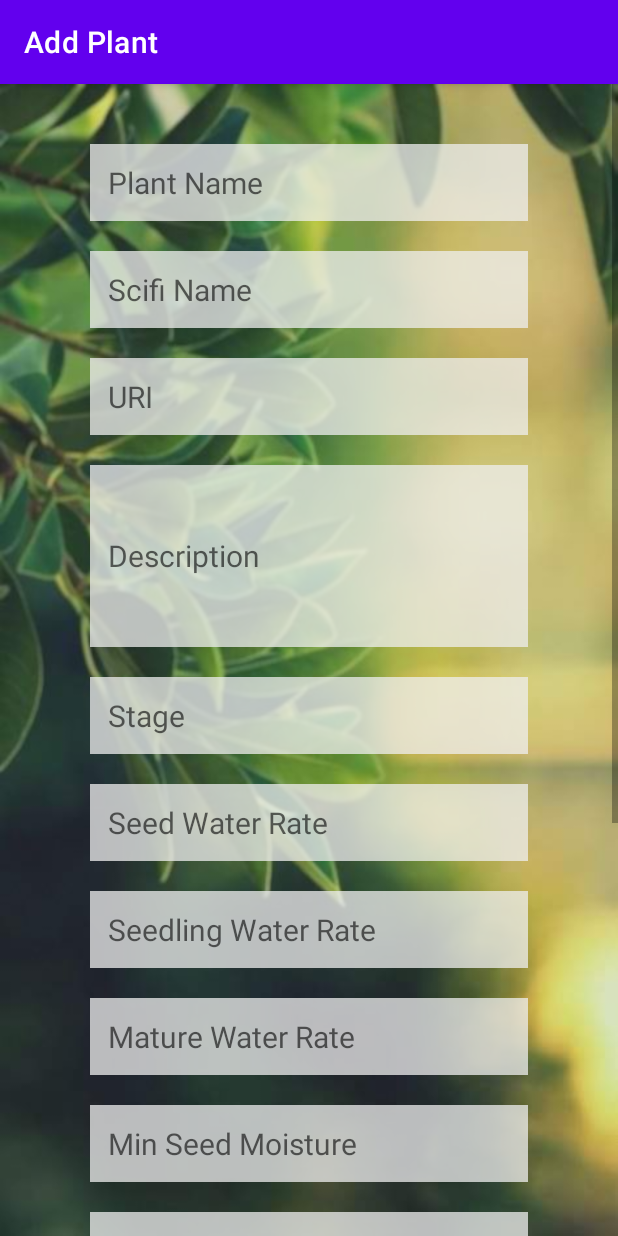
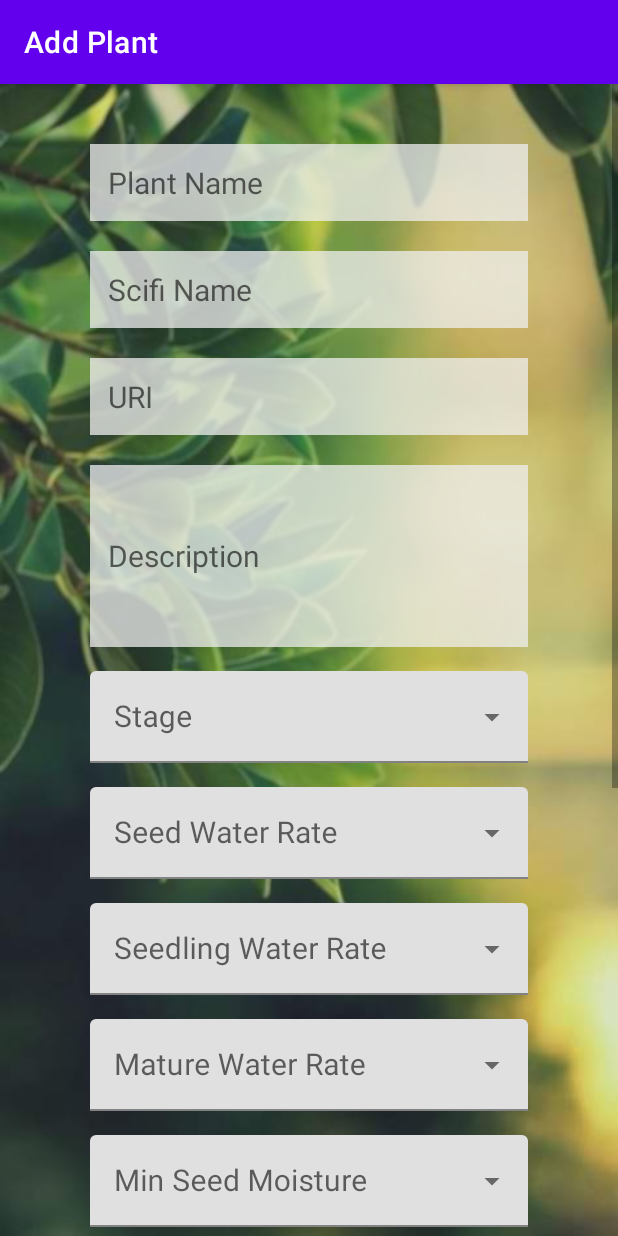
Before and after one commit to Jayson9047/PlantreApp, an Android app: the AddPlantActivity screen opened directly, with no data from a screen before it, on a phone screen of 412 x 824 dp. Run offline under Robolectric (Android 15) with nearby library versions, the phone set to English and light mode, and no system bars.

Commit message:
added drop downs to the add plant activity

```diff
--- a/PlantreApp/app/src/main/java/com/example/plantreapp/myPlants/AddPlantActivity.java
+++ b/PlantreApp/app/src/main/java/com/example/plantreapp/myPlants/AddPlantActivity.java
@@ -6,20 +6,35 @@ import androidx.appcompat.app.AppCompatActivity;
 import android.content.Intent;
 import android.os.Bundle;
 import android.view.View;
+import android.widget.ArrayAdapter;
+import android.widget.AutoCompleteTextView;
 import android.widget.Button;
 import android.widget.EditText;
 import android.widget.Toast;
 
 import com.example.plantreapp.R;
-import com.example.plantreapp.logs.AddLogActivity;
-import com.example.plantreapp.logs.LogsActivity;
 
 public class AddPlantActivity extends AppCompatActivity {
     private Button addBtn, cancelBtn;
 
-    private EditText nameTxt, scifiNameTxt, uriTxt, descriptionTxt, stageTxt ,seedWaterRateTxt, seedlingWaterRateTxt,
-            matureWaterRateTxt, minSeedMoistureTxt, maxSeedMoistureTxt, minSeedlingMoistureTxt, maxSeedlingMoistureTxt,
+    private EditText nameTxt, scifiNameTxt, uriTxt, descriptionTxt;
+
+    private AutoCompleteTextView stageTxt, seedWaterRateTxt, seedlingWaterRateTxt, matureWaterRateTxt,
+            minSeedMoistureTxt, maxSeedMoistureTxt, minSeedlingMoistureTxt, maxSeedlingMoistureTxt,
             minMatureMoistureTxt, maxMatureMoistureTxt;
+
+    private ArrayAdapter<String> adapterItems;
+
+    private final String[] stages = {"Seed", "Seedling", "Mature"};
+    private final String[] seedWaterRates = {"1", "2", "3", "4", "5"};
+    private final String[] seedlingWaterRates = {"1", "2", "3", "4", "5"};
+    private final String[] matureWaterRates = {"1", "2", "3", "4", "5"};
+    private final String[] minSeedMoistures = {"20", "40", "60", "80", "100"};
+    private final String[] maxSeedMoistures = {"20", "40", "60", "80", "100"};
+    private final String[] minSeedlingMoistures = {"20", "40", "60", "80", "100"};
+    private final String[] maxSeedlingMoistures = {"20", "40", "60", "80", "100"};
+    private final String[] minMatureMoistures = {"20", "40", "60", "80", "100"};
+    private final String[] maxMatureMoistures = {"20", "40", "60", "80", "100"};
 
     @Override
     protected void onCreate(Bundle savedInstanceState) {
@@ -33,17 +48,51 @@ public class AddPlantActivity extends AppCompatActivity {
         scifiNameTxt = findViewById(R.id.editScifiName);
         uriTxt = findViewById(R.id.editUri);
         descriptionTxt = findViewById(R.id.editDescription);
-        stageTxt = findViewById(R.id.editStage);
-        seedWaterRateTxt = findViewById(R.id.editSeedWaterRate);
-        seedlingWaterRateTxt = findViewById(R.id.editSeedlingWaterRate);
-        matureWaterRateTxt = findViewById(R.id.editMatureWaterRate);
-        minSeedMoistureTxt = findViewById(R.id.editMinSeedMoisture);
-        maxSeedMoistureTxt = findViewById(R.id.editMaxSeedMoisture);
-        minSeedlingMoistureTxt = findViewById(R.id.editMinSeedlingMoisture);
-        maxSeedlingMoistureTxt = findViewById(R.id.editMaxSeedlingMoisture);
-        minMatureMoistureTxt = findViewById(R.id.editMinMatureMoisture);
-        maxMatureMoistureTxt = findViewById(R.id.editMaxMatureMoisture);
 
+        // setting stage items
+        stageTxt = findViewById(R.id.stage_txt);
+        adapterItems = new ArrayAdapter<String>(this, R.layout.list_item, stages);
+        stageTxt.setAdapter(adapterItems);
+
+        // setting seed water rate items
+        seedWaterRateTxt = findViewById(R.id.seed_water_rate_txt);
+        adapterItems = new ArrayAdapter<String>(this, R.layout.list_item, seedWaterRates);
+        seedWaterRateTxt.setAdapter(adapterItems);
+
+        // seedling water rate items...
+        seedlingWaterRateTxt = findViewById(R.id.seedling_water_rate_txt);
+        adapterItems = new ArrayAdapter<String>(this, R.layout.list_item, seedlingWaterRates);
+        seedlingWaterRateTxt.setAdapter(adapterItems);
+
+        matureWaterRateTxt = findViewById(R.id.mature_water_rate_txt);
+        adapterItems = new ArrayAdapter<String>(this, R.layout.list_item, matureWaterRates);
+        matureWaterRateTxt.setAdapter(adapterItems);
+
+        minSeedMoistureTxt = findViewById(R.id.min_seed_moisture_txt);
+        adapterItems = new ArrayAdapter<String>(this, R.layout.list_item, minSeedMoistures);
+        minSeedMoistureTxt.setAdapter(adapterItems);
+
+        maxSeedMoistureTxt = findViewById(R.id.max_seed_moisture_txt);
+        adapterItems = new ArrayAdapter<String>(this, R.layout.list_item, maxSeedMoistures);
+        maxSeedMoistureTxt.setAdapter(adapterItems);
+
+        minSeedlingMoistureTxt = findViewById(R.id.min_seedling_moisture_txt);
+        adapterItems = new ArrayAdapter<String>(this, R.layout.list_item, minSeedlingMoistures);
+        minSeedlingMoistureTxt.setAdapter(adapterItems);
+
+        maxSeedlingMoistureTxt = findViewById(R.id.max_seedling_moisture_txt);
+        adapterItems = new ArrayAdapter<String>(this, R.layout.list_item, maxSeedlingMoistures);
+        maxSeedlingMoistureTxt.setAdapter(adapterItems);
+
+        minMatureMoistureTxt = findViewById(R.id.min_mature_moisture_txt);
+        adapterItems = new ArrayAdapter<String>(this, R.layout.list_item, minMatureMoistures);
+        minMatureMoistureTxt.setAdapter(adapterItems);
+
+        maxMatureMoistureTxt = findViewById(R.id.max_mature_moisture_txt);
+        adapterItems = new ArrayAdapter<String>(this, R.layout.list_item, maxMatureMoistures);
+        maxMatureMoistureTxt.setAdapter(adapterItems);
+
+        // add btn click listener
         addBtn = findViewById(R.id.add_plant_btn);
         addBtn.setOnClickListener(new View.OnClickListener() {
             @Override
@@ -57,7 +106,7 @@ public class AddPlantActivity extends AppCompatActivity {
                 uri = uriTxt.getText().toString();
                 description = descriptionTxt.getText().toString();
                 stage = stageTxt.getText().toString();
-                // todo: validate user input for integers
+
                 try {
                     seedWaterRate = Float.parseFloat(seedWaterRateTxt.getText().toString());
                     seedlingWaterRate = Float.parseFloat(seedlingWaterRateTxt.getText().toString());
@@ -83,6 +132,7 @@ public class AddPlantActivity extends AppCompatActivity {
             }
         });
 
+        // cancel btn click listener
         cancelBtn = findViewById(R.id.add_plant_cancel_btn);
         cancelBtn.setOnClickListener(new View.OnClickListener() {
             @Override
--- a/PlantreApp/app/src/main/res/layout/activity_add_plant.xml
+++ b/PlantreApp/app/src/main/res/layout/activity_add_plant.xml
@@ -18,6 +18,7 @@
             android:layout_marginTop="40dp"
             android:layout_marginHorizontal="60dp"
             android:hint="Plant Name"
+            android:lines="1"
             app:layout_constraintEnd_toEndOf="parent"
             app:layout_constraintStart_toStartOf="parent"
             app:layout_constraintTop_toTopOf="parent"
@@ -33,6 +34,7 @@
             android:layout_marginHorizontal="60dp"
             android:background="@color/transparent_gray"
             android:hint="Scifi Name"
+            android:lines="1"
             android:paddingHorizontal="12dp"
             android:paddingVertical="12dp"
             android:textSize="20sp"
@@ -48,6 +50,7 @@
             android:layout_marginHorizontal="60dp"
             android:background="@color/transparent_gray"
             android:hint="URI"
+            android:lines="1"
             android:paddingHorizontal="12dp"
             android:paddingVertical="12dp"
             android:textSize="20sp"
@@ -72,155 +75,195 @@
             app:layout_constraintTop_toBottomOf="@+id/editUri"
             android:layout_marginTop="20dp"/>
 
-        <EditText
-            android:id="@+id/editStage"
+        <com.google.android.material.textfield.TextInputLayout
+            android:id="@+id/StageLayout"
             android:layout_width="match_parent"
             android:layout_height="wrap_content"
-            android:layout_marginHorizontal="60dp"
-            android:background="@color/transparent_gray"
+            android:layout_marginVertical="16dp"
             android:hint="Stage"
-            android:paddingHorizontal="12dp"
-            android:paddingVertical="12dp"
-            android:textSize="20sp"
             app:layout_constraintEnd_toEndOf="parent"
             app:layout_constraintStart_toStartOf="parent"
             app:layout_constraintTop_toBottomOf="@+id/editDescription"
-            android:layout_marginTop="20dp"/>
+            style="@style/Widget.MaterialComponents.TextInputLayout.FilledBox.ExposedDropdownMenu">
+            <AutoCompleteTextView
+                android:layout_marginHorizontal="60dp"
+                android:textSize="20sp"
+                android:id="@+id/stage_txt"
+                android:layout_width="match_parent"
+                android:layout_height="wrap_content"
+                android:inputType="none"/>
+        </com.google.android.material.textfield.TextInputLayout>
 
-        <EditText
-            android:id="@+id/editSeedWaterRate"
+        <com.google.android.material.textfield.TextInputLayout
+            android:id="@+id/SeedWaterRateLayout"
             android:layout_width="match_parent"
             android:layout_height="wrap_content"
-            android:layout_marginHorizontal="60dp"
-            android:background="@color/transparent_gray"
+            android:layout_marginVertical="16dp"
             android:hint="Seed Water Rate"
-            android:paddingHorizontal="12dp"
-            android:paddingVertical="12dp"
-            android:textSize="20sp"
             app:layout_constraintEnd_toEndOf="parent"
             app:layout_constraintStart_toStartOf="parent"
-            app:layout_constraintTop_toBottomOf="@+id/editStage"
-            android:layout_marginTop="20dp"/>
+            app:layout_constraintTop_toBottomOf="@+id/StageLayout"
+            style="@style/Widget.MaterialComponents.TextInputLayout.FilledBox.ExposedDropdownMenu">
+            <AutoCompleteTextView
+                android:layout_marginHorizontal="60dp"
+                android:textSize="20sp"
+                android:id="@+id/seed_water_rate_txt"
+                android:layout_width="match_parent"
+                android:layout_height="wrap_content"
+                android:inputType="none"/>
+        </com.google.android.material.textfield.TextInputLayout>
 
-        <EditText
-            android:id="@+id/editSeedlingWaterRate"
+        <com.google.android.material.textfield.TextInputLayout
+            android:id="@+id/SeedlingWaterRateLayout"
             android:layout_width="match_parent"
             android:layout_height="wrap_content"
-            android:layout_marginHorizontal="60dp"
-            android:background="@color/transparent_gray"
+            android:layout_marginVertical="16dp"
             android:hint="Seedling Water Rate"
-            android:paddingHorizontal="12dp"
-            android:paddingVertical="12dp"
-            android:textSize="20sp"
             app:layout_constraintEnd_toEndOf="parent"
             app:layout_constraintStart_toStartOf="parent"
-            app:layout_constraintTop_toBottomOf="@+id/editSeedWaterRate"
-            android:layout_marginTop="20dp"/>
+            app:layout_constraintTop_toBottomOf="@+id/SeedWaterRateLayout"
+            style="@style/Widget.MaterialComponents.TextInputLayout.FilledBox.ExposedDropdownMenu">
+            <AutoCompleteTextView
+                android:layout_marginHorizontal="60dp"
+                android:textSize="20sp"
+                android:id="@+id/seedling_water_rate_txt"
+                android:layout_width="match_parent"
+                android:layout_height="wrap_content"
+                android:inputType="none"/>
+        </com.google.android.material.textfield.TextInputLayout>
 
-        <EditText
-            android:id="@+id/editMatureWaterRate"
+        <com.google.android.material.textfield.TextInputLayout
+            android:id="@+id/MatureWaterRateLayout"
             android:layout_width="match_parent"
             android:layout_height="wrap_content"
-            android:layout_marginHorizontal="60dp"
-            android:background="@color/transparent_gray"
+            android:layout_marginVertical="16dp"
             android:hint="Mature Water Rate"
-            android:paddingHorizontal="12dp"
-            android:paddingVertical="12dp"
-            android:textSize="20sp"
             app:layout_constraintEnd_toEndOf="parent"
             app:layout_constraintStart_toStartOf="parent"
-            app:layout_constraintTop_toBottomOf="@+id/editSeedlingWaterRate"
-            android:layout_marginTop="20dp"/>
+            app:layout_constraintTop_toBottomOf="@+id/SeedlingWaterRateLayout"
+            style="@style/Widget.MaterialComponents.TextInputLayout.FilledBox.ExposedDropdownMenu">
+            <AutoCompleteTextView
+                android:layout_marginHorizontal="60dp"
+                android:textSize="20sp"
+                android:id="@+id/mature_water_rate_txt"
+                android:layout_width="match_parent"
+                android:layout_height="wrap_content"
+                android:inputType="none"/>
+        </com.google.android.material.textfield.TextInputLayout>
 
-        <EditText
-            android:id="@+id/editMinSeedMoisture"
+        <com.google.android.material.textfield.TextInputLayout
+            android:id="@+id/MinSeedMoistureLayout"
             android:layout_width="match_parent"
             android:layout_height="wrap_content"
-            android:layout_marginHorizontal="60dp"
-            android:background="@color/transparent_gray"
+            android:layout_marginVertical="16dp"
             android:hint="Min Seed Moisture"
-            android:paddingHorizontal="12dp"
-            android:paddingVertical="12dp"
-            android:textSize="20sp"
             app:layout_constraintEnd_toEndOf="parent"
             app:layout_constraintStart_toStartOf="parent"
-            app:layout_constraintTop_toBottomOf="@+id/editMatureWaterRate"
-            android:layout_marginTop="20dp"/>
+            app:layout_constraintTop_toBottomOf="@+id/MatureWaterRateLayout"
+            style="@style/Widget.MaterialComponents.TextInputLayout.FilledBox.ExposedDropdownMenu">
+            <AutoCompleteTextView
+                android:layout_marginHorizontal="60dp"
+                android:textSize="20sp"
+                android:id="@+id/min_seed_moisture_txt"
+                android:layout_width="match_parent"
+                android:layout_height="wrap_content"
+                android:inputType="none"/>
+        </com.google.android.material.textfield.TextInputLayout>
 
-        <EditText
-            android:id="@+id/editMaxSeedMoisture"
+        <com.google.android.material.textfield.TextInputLayout
+            android:id="@+id/MaxSeedMoistureLayout"
             android:layout_width="match_parent"
             android:layout_height="wrap_content"
-            android:layout_marginHorizontal="60dp"
-            android:background="@color/transparent_gray"
+            android:layout_marginVertical="16dp"
             android:hint="Max Seed Moisture"
-            android:paddingHorizontal="12dp"
-            android:paddingVertical="12dp"
-            android:textSize="20sp"
             app:layout_constraintEnd_toEndOf="parent"
             app:layout_constraintStart_toStartOf="parent"
-            app:layout_constraintTop_toBottomOf="@+id/editMinSeedMoisture"
-            android:layout_marginTop="20dp"/>
+            app:layout_constraintTop_toBottomOf="@+id/MinSeedMoistureLayout"
+            style="@style/Widget.MaterialComponents.TextInputLayout.FilledBox.ExposedDropdownMenu">
+            <AutoCompleteTextView
+                android:layout_marginHorizontal="60dp"
+                android:textSize="20sp"
+                android:id="@+id/max_seed_moisture_txt"
+                android:layout_width="match_parent"
+                android:layout_height="wrap_content"
+                android:inputType="none"/>
+        </com.google.android.material.textfield.TextInputLayout>
 
-        <EditText
-            android:id="@+id/editMinSeedlingMoisture"
+        <com.google.android.material.textfield.TextInputLayout
+            android:id="@+id/MinSeedlingMoistureLayout"
             android:layout_width="match_parent"
             android:layout_height="wrap_content"
-            android:layout_marginHorizontal="60dp"
-            android:background="@color/transparent_gray"
+            android:layout_marginVertical="16dp"
             android:hint="Min Seedling Moisture"
-            android:paddingHorizontal="12dp"
-            android:paddingVertical="12dp"
-            android:textSize="20sp"
             app:layout_constraintEnd_toEndOf="parent"
             app:layout_constraintStart_toStartOf="parent"
-            app:layout_constraintTop_toBottomOf="@+id/editMaxSeedMoisture"
-            android:layout_marginTop="20dp"/>
+            app:layout_constraintTop_toBottomOf="@+id/MaxSeedMoistureLayout"
+            style="@style/Widget.MaterialComponents.TextInputLayout.FilledBox.ExposedDropdownMenu">
+            <AutoCompleteTextView
+                android:layout_marginHorizontal="60dp"
+                android:textSize="20sp"
+                android:id="@+id/min_seedling_moisture_txt"
+                android:layout_width="match_parent"
+                android:layout_height="wrap_content"
+                android:inputType="none"/>
+        </com.google.android.material.textfield.TextInputLayout>
 
-        <EditText
-            android:id="@+id/editMaxSeedlingMoisture"
+        <com.google.android.material.textfield.TextInputLayout
+            android:id="@+id/MaxSeedlingMoistureLayout"
             android:layout_width="match_parent"
             android:layout_height="wrap_content"
-            android:layout_marginHorizontal="60dp"
-            android:background="@color/transparent_gray"
+            android:layout_marginVertical="16dp"
             android:hint="Max Seedling Moisture"
-            android:paddingHorizontal="12dp"
-            android:paddingVertical="12dp"
-            android:textSize="20sp"
             app:layout_constraintEnd_toEndOf="parent"
             app:layout_constraintStart_toStartOf="parent"
-            app:layout_constraintTop_toBottomOf="@+id/editMinSeedlingMoisture"
-            android:layout_marginTop="20dp"/>
+            app:layout_constraintTop_toBottomOf="@+id/MinSeedlingMoistureLayout"
+            style="@style/Widget.MaterialComponents.TextInputLayout.FilledBox.ExposedDropdownMenu">
+            <AutoCompleteTextView
+                android:layout_marginHorizontal="60dp"
+                android:textSize="20sp"
+                android:id="@+id/max_seedling_moisture_txt"
+                android:layout_width="match_parent"
+                android:layout_height="wrap_content"
+                android:inputType="none"/>
+        </com.google.android.material.textfield.TextInputLayout>
 
-        <EditText
-            android:id="@+id/editMinMatureMoisture"
+        <com.google.android.material.textfield.TextInputLayout
+            android:id="@+id/MinMatureMoistureLayout"
             android:layout_width="match_parent"
             android:layout_height="wrap_content"
-            android:layout_marginHorizontal="60dp"
-            android:background="@color/transparent_gray"
+            android:layout_marginVertical="16dp"
             android:hint="Min Mature Moisture"
-            android:paddingHorizontal="12dp"
-            android:paddingVertical="12dp"
-            android:textSize="20sp"
             app:layout_constraintEnd_toEndOf="parent"
             app:layout_constraintStart_toStartOf="parent"
-            app:layout_constraintTop_toBottomOf="@+id/editMaxSeedlingMoisture"
-            android:layout_marginTop="20dp"/>
+            app:layout_constraintTop_toBottomOf="@+id/MaxSeedlingMoistureLayout"
+            style="@style/Widget.MaterialComponents.TextInputLayout.FilledBox.ExposedDropdownMenu">
+            <AutoCompleteTextView
+                android:layout_marginHorizontal="60dp"
+                android:textSize="20sp"
+                android:id="@+id/min_mature_moisture_txt"
+                android:layout_width="match_parent"
+                android:layout_height="wrap_content"
+                android:inputType="none"/>
+        </com.google.android.material.textfield.TextInputLayout>
 
-        <EditText
-            android:id="@+id/editMaxMatureMoisture"
+        <com.google.android.material.textfield.TextInputLayout
+            android:id="@+id/MaxMatureMoistureLayout"
             android:layout_width="match_parent"
             android:layout_height="wrap_content"
-            android:layout_marginHorizontal="60dp"
-            android:background="@color/transparent_gray"
+            android:layout_marginVertical="16dp"
             android:hint="Max Mature Moisture"
-            android:paddingHorizontal="12dp"
-            android:paddingVertical="12dp"
-            android:textSize="20sp"
             app:layout_constraintEnd_toEndOf="parent"
             app:layout_constraintStart_toStartOf="parent"
-            app:layout_constraintTop_toBottomOf="@+id/editMinMatureMoisture"
-            android:layout_marginTop="20dp"/>
+            app:layout_constraintTop_toBottomOf="@+id/MinMatureMoistureLayout"
+            style="@style/Widget.MaterialComponents.TextInputLayout.FilledBox.ExposedDropdownMenu">
+            <AutoCompleteTextView
+                android:layout_marginHorizontal="60dp"
+                android:textSize="20sp"
+                android:id="@+id/max_mature_moisture_txt"
+                android:layout_width="match_parent"
+                android:layout_height="wrap_content"
+                android:inputType="none"/>
+        </com.google.android.material.textfield.TextInputLayout>
 
         <Button
             android:id="@+id/add_plant_btn"
@@ -232,7 +275,7 @@
             android:text="Add Plant"
             app:layout_constraintBottom_toBottomOf="parent"
             app:layout_constraintStart_toStartOf="parent"
-            app:layout_constraintTop_toBottomOf="@+id/editMaxMatureMoisture"
+            app:layout_constraintTop_toBottomOf="@+id/MaxMatureMoistureLayout"
             app:layout_constraintEnd_toStartOf="@id/add_plant_cancel_btn"
             app:layout_constraintVertical_bias="1"
             android:width="120dp"/>
@@ -247,7 +290,7 @@
             android:text="Cancel"
             app:layout_constraintBottom_toBottomOf="parent"
             app:layout_constraintEnd_toEndOf="parent"
-            app:layout_constraintTop_toBottomOf="@+id/editMaxMatureMoisture"
+            app:layout_constraintTop_toBottomOf="@+id/MaxMatureMoistureLayout"
             app:layout_constraintStart_toEndOf="@id/add_plant_btn"
             app:layout_constraintVertical_bias="1"
             android:width="120dp"/>
--- /dev/null
+++ b/PlantreApp/app/src/main/res/layout/list_item.xml
@@ -0,0 +1,10 @@
+<?xml version="1.0" encoding="utf-8"?>
+<TextView
+    xmlns:android="http://schemas.android.com/apk/res/android"
+    android:layout_width="match_parent"
+    android:layout_height="wrap_content"
+    android:text="sample"
+    android:padding="10dp"
+    android:layout_margin="2dp"
+    >
+</TextView>
```
